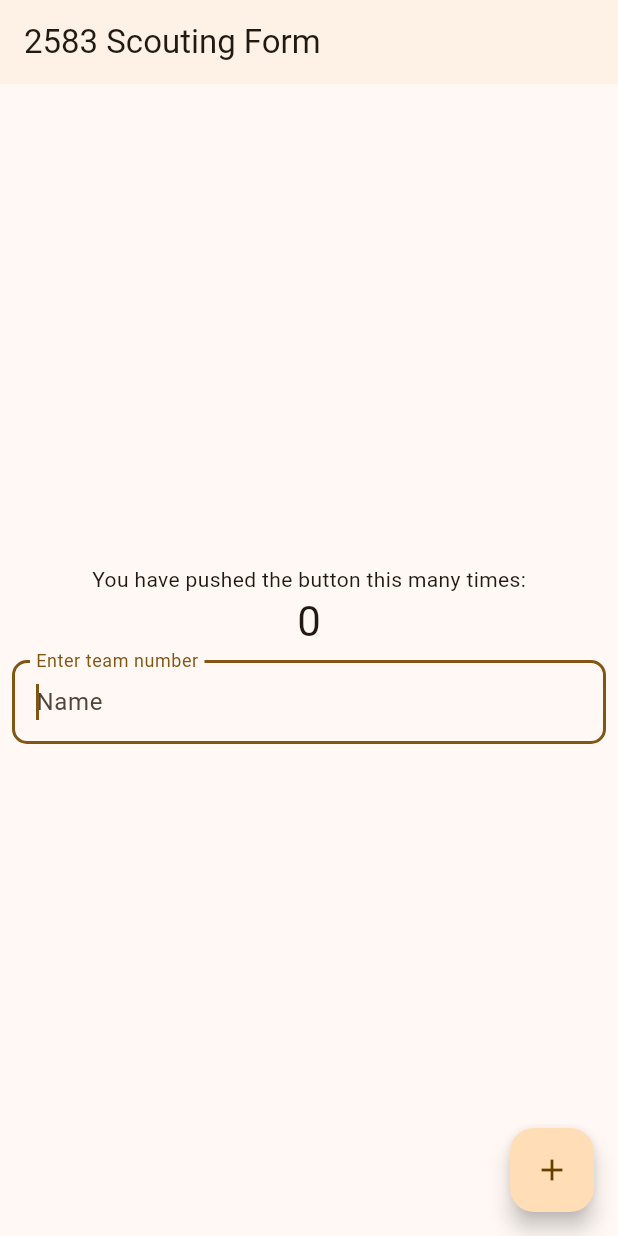
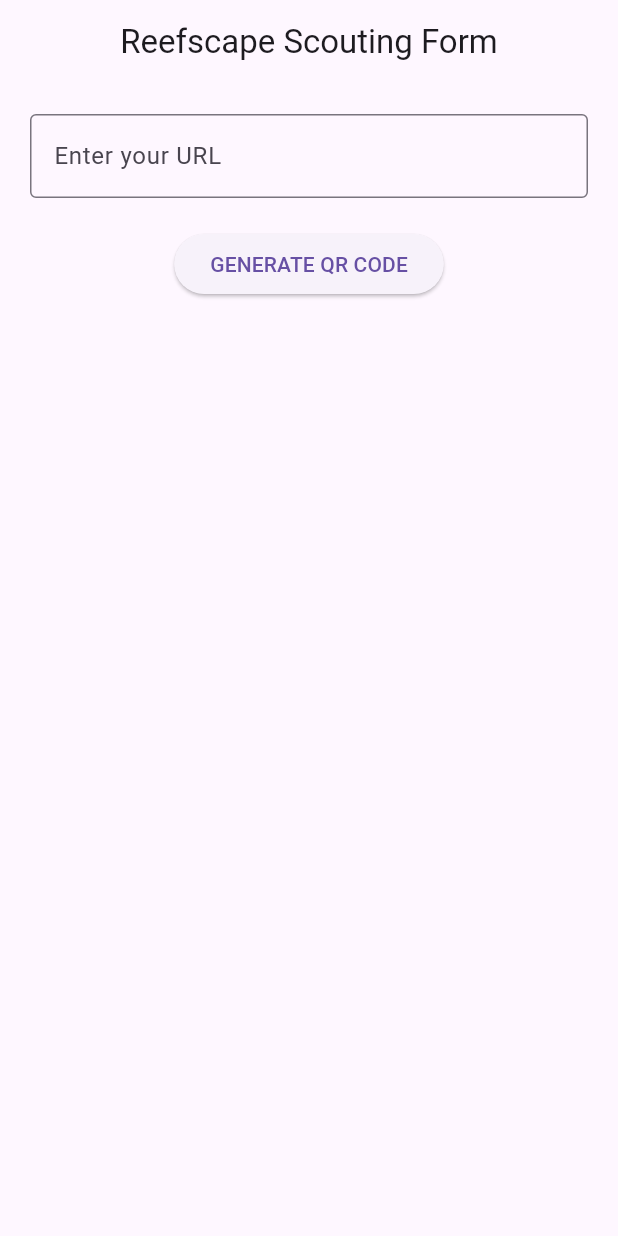
Before and after one commit to farzeen5117/scouting, a Flutter app: the screen it shows after launch, on a phone screen of 412 x 824 dp. Run offline on Flutter 3.47's test engine with Material 3 defaults, Android fonts, the phone set to English and light mode, and no system bars; our stand-ins replace qr_flutter.

Commit message:
generate qr code

```diff
--- /dev/null
+++ b/lib/generate_qr_page.dart
@@ -0,0 +1,54 @@
+import 'package:flutter/material.dart';
+import 'qr_image.dart';
+
+class GenerateQRCode extends StatefulWidget {
+  const GenerateQRCode({super.key});
+
+  @override
+  GenerateQRCodeState createState() => GenerateQRCodeState();
+}
+
+class GenerateQRCodeState extends State<GenerateQRCode> {
+  TextEditingController controller = TextEditingController();
+
+  @override
+  Widget build(BuildContext context) {
+    return Scaffold(
+      appBar: AppBar(
+        title: const Text('Reefscape Scouting Form'),
+        centerTitle: true,
+      ),
+      body: Column(
+        crossAxisAlignment: CrossAxisAlignment.center,
+        children: [
+          Container(
+            margin: const EdgeInsets.all(20),
+            child: TextField(
+              controller: controller,
+              decoration: const InputDecoration(
+                  border: OutlineInputBorder(), labelText: 'Enter your URL'),
+            ),
+          ),
+          //This button when pressed navigates to QR code generation
+          ElevatedButton(
+              onPressed: () async {
+                ScaffoldMessenger.of(context).showSnackBar(
+                  SnackBar(
+                    content: Text('data: ${controller.text}'),
+                  ),
+                );
+                Navigator.push(
+                  context,
+                  MaterialPageRoute(
+                    builder: ((context) {
+                      return QRImage(controller);
+                    }),
+                  ),
+                );
+              },
+              child: const Text('GENERATE QR CODE')),
+        ],
+      ),
+    );
+  }
+}
--- a/lib/main.dart
+++ b/lib/main.dart
@@ -1,5 +1,5 @@
 import 'package:flutter/material.dart';
-import 'package:flutter/services.dart';
+import 'generate_qr_page.dart';
 
 void main() {
   runApp(const MyApp());
@@ -8,140 +8,14 @@ void main() {
 class MyApp extends StatelessWidget {
   const MyApp({super.key});
 
-  // This widget is the root of your application.
   @override
   Widget build(BuildContext context) {
     return MaterialApp(
-      title: 'Flutter Demo',
-      theme: ThemeData(
-        // This is the theme of your application.
-        //
-        // TRY THIS: Try running your application with "flutter run". You'll see
-        // the application has a purple toolbar. Then, without quitting the app,
-        // try changing the seedColor in the colorScheme below to Colors.green
-        // and then invoke "hot reload" (save your changes or press the "hot
-        // reload" button in a Flutter-supported IDE, or press "r" if you used
-        // the command line to start the app).
-        //
-        // Notice that the counter didn't reset back to zero; the application
-        // state is not lost during the reload. To reset the state, use hot
-        // restart instead.
-        //
-        // This works for code too, not just values: Most code changes can be
-        // tested with just a hot reload.
-        colorScheme: ColorScheme.fromSeed(
-            seedColor: const Color.fromARGB(100, 252, 229, 205)),
-        useMaterial3: true,
-      ),
-      home: const MyHomePage(title: '2583 Scouting Form'),
+      title: 'FRC 2583 Scouting Form',
+      debugShowCheckedModeBanner: false,
+      theme:
+          ThemeData(primaryColor: Colors.black54, primarySwatch: Colors.brown),
+      home: const GenerateQRCode(),
     );
   }
 }
-
-class MyHomePage extends StatefulWidget {
-  const MyHomePage({super.key, required this.title});
-
-  // This widget is the home page of your application. It is stateful, meaning
-  // that it has a State object (defined below) that contains fields that affect
-  // how it looks.
-
-  // This class is the configuration for the state. It holds the values (in this
-  // case the title) provided by the parent (in this case the App widget) and
-  // used by the build method of the State. Fields in a Widget subclass are
-  // always marked "final".
-
-  final String title;
-
-  @override
-  State<MyHomePage> createState() => _MyHomePageState();
-}
-
-class _MyHomePageState extends State<MyHomePage> {
-  int _counter = 0;
-
-  void _incrementCounter() {
-    setState(() {
-      // This call to setState tells the Flutter framework that something has
-      // changed in this State, which causes it to rerun the build method below
-      // so that the display can reflect the updated values. If we changed
-      // _counter without calling setState(), then the build method would not be
-      // called again, and so nothing would appear to happen.
-      _counter++;
-    });
-  }
-
-  @override
-  Widget build(BuildContext context) {
-    // This method is rerun every time setState is called, for instance as done
-    // by the _incrementCounter method above.
-    //
-    // The Flutter framework has been optimized to make rerunning build methods
-    // fast, so that you can just rebuild anything that needs updating rather
-    // than having to individually change instances of widgets.
-    return Scaffold(
-      appBar: AppBar(
-        // TRY THIS: Try changing the color here to a specific color (to
-        // Colors.amber, perhaps?) and trigger a hot reload to see the AppBar
-        // change color while the other colors stay the same.
-        backgroundColor: const Color.fromARGB(100, 252, 229, 205),
-        // Here we take the value from the MyHomePage object that was created by
-        // the App.build method, and use it to set our appbar title.
-        title: Text(widget.title),
-      ),
-      body: Center(
-        // Center is a layout widget. It takes a single child and positions it
-        // in the middle of the parent.
-        child: Column(
-          // Column is also a layout widget. It takes a list of children and
-          // arranges them vertically. By default, it sizes itself to fit its
-          // children horizontally, and tries to be as tall as its parent.
-          //
-          // Column has various properties to control how it sizes itself and
-          // how it positions its children. Here we use mainAxisAlignment to
-          // center the children vertically; the main axis here is the vertical
-          // axis because Columns are vertical (the cross axis would be
-          // horizontal).
-          //
-          // TRY THIS: Invoke "debug painting" (choose the "Toggle Debug Paint"
-          // action in the IDE, or press "p" in the console), to see the
-          // wireframe for each widget.
-          mainAxisAlignment: MainAxisAlignment.center,
-          children: <Widget>[
-            const Text(
-              'You have pushed the button this many times:',
-            ),
-            Text(
-              '$_counter',
-              style: Theme.of(context).textTheme.headlineMedium,
-            ),
-            Padding(
-              padding: const EdgeInsets.all(8.0),
-              child: TextField(
-                readOnly: false,
-                autofocus: true,
-                controller: TextEditingController(),
-                keyboardType: TextInputType.number,
-                inputFormatters: <TextInputFormatter>[
-                  FilteringTextInputFormatter.digitsOnly,
-                ], // Only numbers can be entered
-                decoration: InputDecoration(
-                  border: OutlineInputBorder(
-                    borderRadius: BorderRadius.circular(10.0),
-                    borderSide: const BorderSide(color: Colors.black),
-                  ),
-                  labelText: 'Enter team number',
-                  hintText: 'Name',
-                ),
-              ),
-            )
-          ],
-        ),
-      ),
-      floatingActionButton: FloatingActionButton(
-        onPressed: _incrementCounter,
-        tooltip: 'Increment',
-        child: const Icon(Icons.add),
-      ), // This trailing comma makes auto-formatting nicer for build methods.
-    );
-  }
-}
--- a/pubspec.yaml
+++ b/pubspec.yaml
@@ -30,6 +30,7 @@ environment:
 dependencies:
   flutter:
     sdk: flutter
+  qr_flutter: ^4.1.0
 
   # The following adds the Cupertino Icons font to your application.
   # Use with the CupertinoIcons class for iOS style icons.
```
Also changed, not shown: lib/qr_image.dart (added, +32 -0 lines), pubspec.lock.
